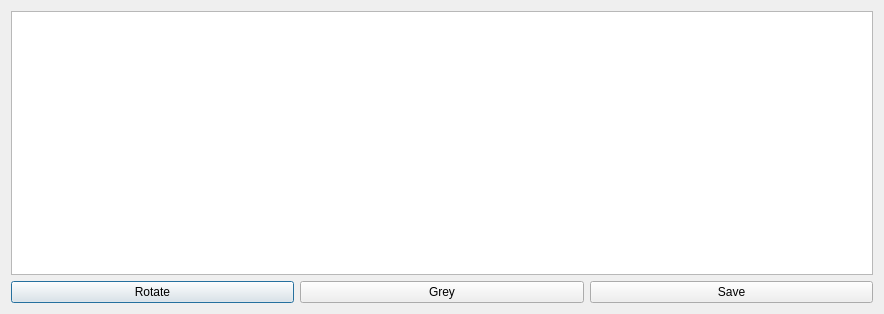
Before: the Qt Designer form galeria_zdjec/Project/App/edit.ui in starzykbartlomiej/photo_gallery, drawn with Qt 5.
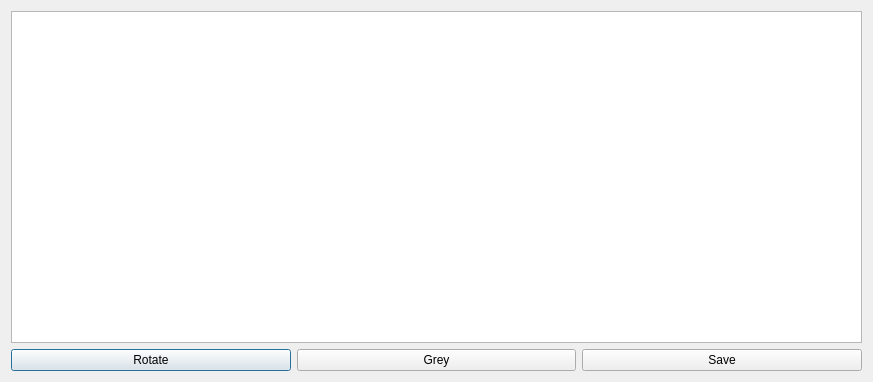
After: the same form once the commit is applied.

The edit to the form file:
```diff
--- a/galeria_zdjec/Project/App/edit.ui
+++ b/galeria_zdjec/Project/App/edit.ui
@@ -6,8 +6,8 @@
    <rect>
     <x>0</x>
     <y>0</y>
-    <width>884</width>
-    <height>314</height>
+    <width>873</width>
+    <height>382</height>
    </rect>
   </property>
   <property name="windowTitle">
```
